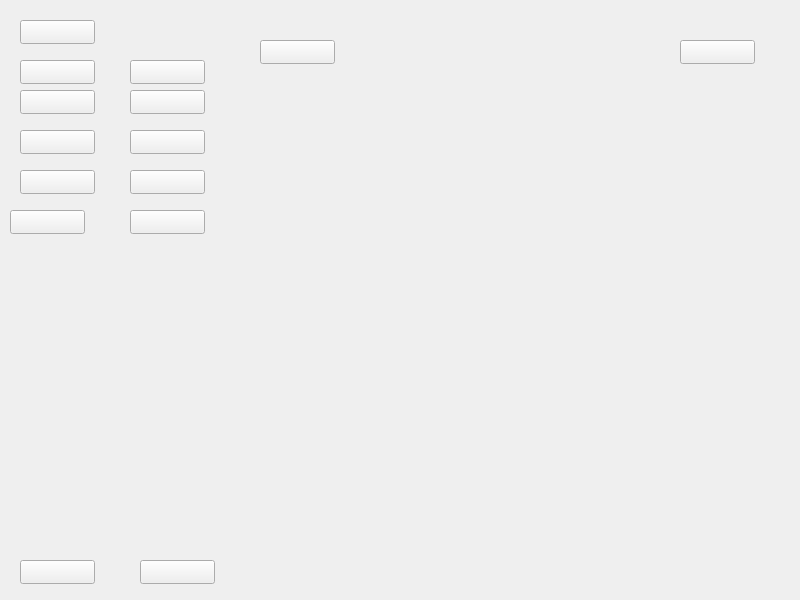
sarscheps/Project---UI-Communications, file User Interface/sidebar_v2.ui: the form before one commit.
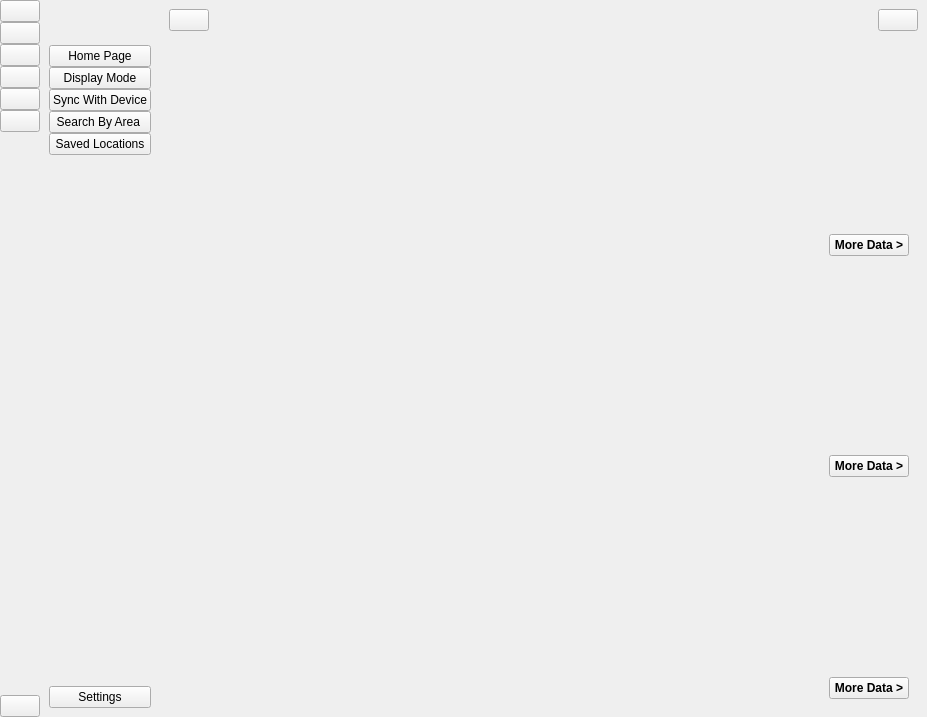
The form after the commit. Icons and pictures are not drawn.

Commit message: finished sidebar. started on home page. added files for styling. Main file where functionality will be implemented

Patch:
```diff
--- a/User Interface/sidebar_v2.ui
+++ b/User Interface/sidebar_v2.ui
@@ -6,249 +6,620 @@
    <rect>
     <x>0</x>
     <y>0</y>
-    <width>800</width>
-    <height>600</height>
+    <width>927</width>
+    <height>717</height>
    </rect>
   </property>
   <property name="windowTitle">
    <string>MainWindow</string>
   </property>
   <widget class="QWidget" name="centralwidget">
-   <widget class="QWidget" name="widget" native="true">
-    <property name="geometry">
-     <rect>
-      <x>10</x>
-      <y>10</y>
-      <width>91</width>
-      <height>581</height>
-     </rect>
+   <layout class="QGridLayout" name="gridLayout">
+    <property name="leftMargin">
+     <number>0</number>
     </property>
-    <widget class="QPushButton" name="pushButton">
-     <property name="geometry">
-      <rect>
-       <x>10</x>
-       <y>10</y>
-       <width>75</width>
-       <height>24</height>
-      </rect>
-     </property>
-     <property name="text">
-      <string/>
-     </property>
-    </widget>
-    <widget class="QPushButton" name="pushButton_2">
-     <property name="geometry">
-      <rect>
-       <x>10</x>
-       <y>50</y>
-       <width>75</width>
-       <height>24</height>
-      </rect>
-     </property>
-     <property name="text">
-      <string/>
-     </property>
-    </widget>
-    <widget class="QPushButton" name="pushButton_3">
-     <property name="geometry">
-      <rect>
-       <x>10</x>
-       <y>80</y>
-       <width>75</width>
-       <height>24</height>
-      </rect>
-     </property>
-     <property name="text">
-      <string/>
-     </property>
-    </widget>
-    <widget class="QPushButton" name="pushButton_4">
-     <property name="geometry">
-      <rect>
-       <x>10</x>
-       <y>120</y>
-       <width>75</width>
-       <height>24</height>
-      </rect>
-     </property>
-     <property name="text">
-      <string/>
-     </property>
-    </widget>
-    <widget class="QPushButton" name="pushButton_5">
-     <property name="geometry">
-      <rect>
-       <x>10</x>
-       <y>160</y>
-       <width>75</width>
-       <height>24</height>
-      </rect>
-     </property>
-     <property name="text">
-      <string/>
-     </property>
-    </widget>
-    <widget class="QPushButton" name="pushButton_6">
-     <property name="geometry">
-      <rect>
-       <x>0</x>
-       <y>200</y>
-       <width>75</width>
-       <height>24</height>
-      </rect>
-     </property>
-     <property name="text">
-      <string/>
-     </property>
-    </widget>
-    <widget class="QPushButton" name="pushButton_7">
-     <property name="geometry">
-      <rect>
-       <x>10</x>
-       <y>550</y>
-       <width>75</width>
-       <height>24</height>
-      </rect>
-     </property>
-     <property name="text">
-      <string/>
-     </property>
-    </widget>
-   </widget>
-   <widget class="QWidget" name="widget_2" native="true">
-    <property name="geometry">
-     <rect>
-      <x>120</x>
-      <y>10</y>
-      <width>101</width>
-      <height>581</height>
-     </rect>
+    <property name="topMargin">
+     <number>0</number>
     </property>
-    <widget class="QPushButton" name="pushButton_8">
-     <property name="geometry">
-      <rect>
-       <x>10</x>
-       <y>50</y>
-       <width>75</width>
-       <height>24</height>
-      </rect>
-     </property>
-     <property name="text">
-      <string/>
-     </property>
-    </widget>
-    <widget class="QPushButton" name="pushButton_9">
-     <property name="geometry">
-      <rect>
-       <x>10</x>
-       <y>80</y>
-       <width>75</width>
-       <height>24</height>
-      </rect>
-     </property>
-     <property name="text">
-      <string/>
-     </property>
-    </widget>
-    <widget class="QPushButton" name="pushButton_10">
-     <property name="geometry">
-      <rect>
-       <x>10</x>
-       <y>120</y>
-       <width>75</width>
-       <height>24</height>
-      </rect>
-     </property>
-     <property name="text">
-      <string/>
-     </property>
-    </widget>
-    <widget class="QPushButton" name="pushButton_11">
-     <property name="geometry">
-      <rect>
-       <x>10</x>
-       <y>160</y>
-       <width>75</width>
-       <height>24</height>
-      </rect>
-     </property>
-     <property name="text">
-      <string/>
-     </property>
-    </widget>
-    <widget class="QPushButton" name="pushButton_12">
-     <property name="geometry">
-      <rect>
-       <x>10</x>
-       <y>200</y>
-       <width>75</width>
-       <height>24</height>
-      </rect>
-     </property>
-     <property name="text">
-      <string/>
-     </property>
-    </widget>
-    <widget class="QPushButton" name="pushButton_13">
-     <property name="geometry">
-      <rect>
-       <x>20</x>
-       <y>550</y>
-       <width>75</width>
-       <height>24</height>
-      </rect>
-     </property>
-     <property name="text">
-      <string/>
-     </property>
-    </widget>
-   </widget>
-   <widget class="QWidget" name="widget_3" native="true">
-    <property name="geometry">
-     <rect>
-      <x>240</x>
-      <y>10</y>
-      <width>541</width>
-      <height>581</height>
-     </rect>
+    <property name="rightMargin">
+     <number>0</number>
     </property>
-    <widget class="QWidget" name="widget_4" native="true">
-     <property name="geometry">
-      <rect>
-       <x>10</x>
-       <y>10</y>
-       <width>521</width>
-       <height>81</height>
-      </rect>
-     </property>
-     <widget class="QPushButton" name="pushButton_14">
-      <property name="geometry">
-       <rect>
-        <x>10</x>
-        <y>20</y>
-        <width>75</width>
-        <height>24</height>
-       </rect>
-      </property>
-      <property name="text">
-       <string/>
-      </property>
+    <property name="bottomMargin">
+     <number>0</number>
+    </property>
+    <property name="spacing">
+     <number>0</number>
+    </property>
+    <item row="0" column="0">
+     <widget class="QWidget" name="sideBarIconWidget" native="true">
+      <layout class="QVBoxLayout" name="verticalLayout_4">
+       <property name="spacing">
+        <number>0</number>
+       </property>
+       <property name="leftMargin">
+        <number>0</number>
+       </property>
+       <property name="topMargin">
+        <number>0</number>
+       </property>
+       <property name="rightMargin">
+        <number>0</number>
+       </property>
+       <property name="bottomMargin">
+        <number>0</number>
+       </property>
+       <item>
+        <widget class="QPushButton" name="exitBtn">
+         <property name="text">
+          <string/>
+         </property>
+         <property name="icon">
+          <iconset resource="resource.qrc">
+           <normaloff>:/icons/icons/exit_logo.png</normaloff>:/icons/icons/exit_logo.png</iconset>
+         </property>
+         <property name="iconSize">
+          <size>
+           <width>20</width>
+           <height>20</height>
+          </size>
+         </property>
+        </widget>
+       </item>
+       <item>
+        <layout class="QVBoxLayout" name="verticalLayout_3">
+         <property name="spacing">
+          <number>0</number>
+         </property>
+         <item>
+          <widget class="QPushButton" name="homePageIconBtn">
+           <property name="text">
+            <string/>
+           </property>
+           <property name="icon">
+            <iconset resource="resource.qrc">
+             <normaloff>:/icons/icons/homePage_logo.png</normaloff>:/icons/icons/homePage_logo.png</iconset>
+           </property>
+           <property name="iconSize">
+            <size>
+             <width>20</width>
+             <height>20</height>
+            </size>
+           </property>
+           <property name="checkable">
+            <bool>true</bool>
+           </property>
+           <property name="autoExclusive">
+            <bool>true</bool>
+           </property>
+          </widget>
+         </item>
+         <item>
+          <widget class="QPushButton" name="displayModeIconBtn">
+           <property name="text">
+            <string/>
+           </property>
+           <property name="icon">
+            <iconset resource="resource.qrc">
+             <normaloff>:/icons/icons/displayMode_logo.png</normaloff>:/icons/icons/displayMode_logo.png</iconset>
+           </property>
+           <property name="iconSize">
+            <size>
+             <width>20</width>
+             <height>20</height>
+            </size>
+           </property>
+           <property name="checkable">
+            <bool>true</bool>
+           </property>
+           <property name="autoExclusive">
+            <bool>true</bool>
+           </property>
+          </widget>
+         </item>
+         <item>
+          <widget class="QPushButton" name="syncWithDeviceIconBtn">
+           <property name="text">
+            <string/>
+           </property>
+           <property name="icon">
+            <iconset resource="resource.qrc">
+             <normaloff>:/icons/icons/syncWithDevice_logo.png</normaloff>:/icons/icons/syncWithDevice_logo.png</iconset>
+           </property>
+           <property name="iconSize">
+            <size>
+             <width>20</width>
+             <height>20</height>
+            </size>
+           </property>
+           <property name="checkable">
+            <bool>true</bool>
+           </property>
+           <property name="autoExclusive">
+            <bool>true</bool>
+           </property>
+          </widget>
+         </item>
+         <item>
+          <widget class="QPushButton" name="searchByAreaIconBtn">
+           <property name="text">
+            <string/>
+           </property>
+           <property name="icon">
+            <iconset resource="resource.qrc">
+             <normaloff>:/icons/icons/searchByArea_logo.png</normaloff>:/icons/icons/searchByArea_logo.png</iconset>
+           </property>
+           <property name="iconSize">
+            <size>
+             <width>20</width>
+             <height>20</height>
+            </size>
+           </property>
+           <property name="checkable">
+            <bool>true</bool>
+           </property>
+           <property name="autoExclusive">
+            <bool>true</bool>
+           </property>
+          </widget>
+         </item>
+         <item>
+          <widget class="QPushButton" name="savedLocationsIconBtn">
+           <property name="text">
+            <string/>
+           </property>
+           <property name="icon">
+            <iconset resource="resource.qrc">
+             <normaloff>:/icons/icons/savedLocations_logo.png</normaloff>:/icons/icons/savedLocations_logo.png</iconset>
+           </property>
+           <property name="iconSize">
+            <size>
+             <width>20</width>
+             <height>20</height>
+            </size>
+           </property>
+           <property name="checkable">
+            <bool>true</bool>
+           </property>
+           <property name="autoExclusive">
+            <bool>true</bool>
+           </property>
+          </widget>
+         </item>
+        </layout>
+       </item>
+       <item>
+        <spacer name="verticalSpacer">
+         <property name="orientation">
+          <enum>Qt::Vertical</enum>
+         </property>
+         <property name="sizeHint" stdset="0">
+          <size>
+           <width>20</width>
+           <height>516</height>
+          </size>
+         </property>
+        </spacer>
+       </item>
+       <item>
+        <widget class="QPushButton" name="settingsIconBtn">
+         <property name="text">
+          <string/>
+         </property>
+         <property name="icon">
+          <iconset resource="resource.qrc">
+           <normaloff>:/icons/icons/settings_logo.png</normaloff>:/icons/icons/settings_logo.png</iconset>
+         </property>
+         <property name="iconSize">
+          <size>
+           <width>20</width>
+           <height>20</height>
+          </size>
+         </property>
+         <property name="checkable">
+          <bool>true</bool>
+         </property>
+         <property name="autoExclusive">
+          <bool>true</bool>
+         </property>
+        </widget>
+       </item>
+      </layout>
      </widget>
-     <widget class="QPushButton" name="pushButton_15">
-      <property name="geometry">
-       <rect>
-        <x>430</x>
-        <y>20</y>
-        <width>75</width>
-        <height>24</height>
-       </rect>
-      </property>
-      <property name="text">
-       <string/>
-      </property>
+    </item>
+    <item row="0" column="1">
+     <widget class="QWidget" name="sideBarBtnWidget" native="true">
+      <layout class="QVBoxLayout" name="verticalLayout_2">
+       <item>
+        <spacer name="verticalSpacer_3">
+         <property name="orientation">
+          <enum>Qt::Vertical</enum>
+         </property>
+         <property name="sizeType">
+          <enum>QSizePolicy::Fixed</enum>
+         </property>
+         <property name="sizeHint" stdset="0">
+          <size>
+           <width>20</width>
+           <height>36</height>
+          </size>
+         </property>
+        </spacer>
+       </item>
+       <item>
+        <layout class="QVBoxLayout" name="verticalLayout">
+         <property name="spacing">
+          <number>0</number>
+         </property>
+         <item>
+          <widget class="QPushButton" name="homePageBtn">
+           <property name="text">
+            <string>Home Page</string>
+           </property>
+           <property name="icon">
+            <iconset resource="resource.qrc">
+             <normaloff>:/icons/icons/homePage_logo.png</normaloff>:/icons/icons/homePage_logo.png</iconset>
+           </property>
+           <property name="checkable">
+            <bool>true</bool>
+           </property>
+           <property name="autoExclusive">
+            <bool>true</bool>
+           </property>
+          </widget>
+         </item>
+         <item>
+          <widget class="QPushButton" name="displayModeBtn">
+           <property name="text">
+            <string>Display Mode</string>
+           </property>
+           <property name="icon">
+            <iconset resource="resource.qrc">
+             <normaloff>:/icons/icons/displayMode_logo.png</normaloff>:/icons/icons/displayMode_logo.png</iconset>
+           </property>
+           <property name="checkable">
+            <bool>true</bool>
+           </property>
+           <property name="autoExclusive">
+            <bool>true</bool>
+           </property>
+          </widget>
+         </item>
+         <item>
+          <widget class="QPushButton" name="syncWithDeviceBtn">
+           <property name="text">
+            <string>Sync With Device</string>
+           </property>
+           <property name="icon">
+            <iconset resource="resource.qrc">
+             <normaloff>:/icons/icons/syncWithDevice_logo.png</normaloff>:/icons/icons/syncWithDevice_logo.png</iconset>
+           </property>
+           <property name="checkable">
+            <bool>true</bool>
+           </property>
+           <property name="autoExclusive">
+            <bool>true</bool>
+           </property>
+          </widget>
+         </item>
+         <item>
+          <widget class="QPushButton" name="searchByAreaBtn">
+           <property name="text">
+            <string>Search By Area </string>
+           </property>
+           <property name="icon">
+            <iconset resource="resource.qrc">
+             <normaloff>:/icons/icons/searchByArea_logo.png</normaloff>:/icons/icons/searchByArea_logo.png</iconset>
+           </property>
+           <property name="checkable">
+            <bool>true</bool>
+           </property>
+           <property name="autoExclusive">
+            <bool>true</bool>
+           </property>
+          </widget>
+         </item>
+         <item>
+          <widget class="QPushButton" name="savedLocationsBtn">
+           <property name="text">
+            <string>Saved Locations</string>
+           </property>
+           <property name="icon">
+            <iconset resource="resource.qrc">
+             <normaloff>:/icons/icons/savedLocations_logo.png</normaloff>:/icons/icons/savedLocations_logo.png</iconset>
+           </property>
+           <property name="checkable">
+            <bool>true</bool>
+           </property>
+           <property name="autoExclusive">
+            <bool>true</bool>
+           </property>
+          </widget>
+         </item>
+        </layout>
+       </item>
+       <item>
+        <spacer name="verticalSpacer_2">
+         <property name="orientation">
+          <enum>Qt::Vertical</enum>
+         </property>
+         <property name="sizeHint" stdset="0">
+          <size>
+           <width>20</width>
+           <height>496</height>
+          </size>
+         </property>
+        </spacer>
+       </item>
+       <item>
+        <widget class="QPushButton" name="settingsBtn">
+         <property name="text">
+          <string>Settings</string>
+         </property>
+         <property name="checkable">
+          <bool>true</bool>
+         </property>
+         <property name="autoExclusive">
+          <bool>true</bool>
+         </property>
+        </widget>
+       </item>
+      </layout>
      </widget>
-    </widget>
-   </widget>
+    </item>
+    <item row="0" column="2">
+     <widget class="QWidget" name="mainPageWidget" native="true">
+      <layout class="QVBoxLayout" name="verticalLayout_5">
+       <property name="spacing">
+        <number>0</number>
+       </property>
+       <property name="leftMargin">
+        <number>0</number>
+       </property>
+       <property name="topMargin">
+        <number>0</number>
+       </property>
+       <property name="rightMargin">
+        <number>0</number>
+       </property>
+       <property name="bottomMargin">
+        <number>0</number>
+       </property>
+       <item>
+        <widget class="QWidget" name="topBarWidget" native="true">
+         <property name="minimumSize">
+          <size>
+           <width>0</width>
+           <height>0</height>
+          </size>
+         </property>
+         <layout class="QHBoxLayout" name="horizontalLayout_2">
+          <item>
+           <layout class="QHBoxLayout" name="horizontalLayout">
+            <property name="spacing">
+             <number>0</number>
+            </property>
+            <item>
+             <widget class="QPushButton" name="sideBarBtn">
+              <property name="text">
+               <string/>
+              </property>
+              <property name="icon">
+               <iconset resource="resource.qrc">
+                <normaloff>:/icons/icons/sideBar_logo.png</normaloff>:/icons/icons/sideBar_logo.png</iconset>
+              </property>
+              <property name="checkable">
+               <bool>true</bool>
+              </property>
+             </widget>
+            </item>
+            <item>
+             <spacer name="horizontalSpacer">
+              <property name="orientation">
+               <enum>Qt::Horizontal</enum>
+              </property>
+              <property name="sizeHint" stdset="0">
+               <size>
+                <width>40</width>
+                <height>20</height>
+               </size>
+              </property>
+             </spacer>
+            </item>
+            <item>
+             <widget class="QPushButton" name="profileBtn">
+              <property name="text">
+               <string/>
+              </property>
+              <property name="icon">
+               <iconset resource="resource.qrc">
+                <normaloff>:/icons/icons/profileImage_logo.png</normaloff>:/icons/icons/profileImage_logo.png</iconset>
+              </property>
+             </widget>
+            </item>
+           </layout>
+          </item>
+         </layout>
+        </widget>
+       </item>
+       <item>
+        <widget class="QStackedWidget" name="pagesWidget">
+         <property name="enabled">
+          <bool>true</bool>
+         </property>
+         <property name="currentIndex">
+          <number>2</number>
+         </property>
+         <widget class="QWidget" name="displayModePage"/>
+         <widget class="QWidget" name="homePage"/>
+         <widget class="QWidget" name="profilePage">
+          <layout class="QVBoxLayout" name="verticalLayout_9">
+           <item>
+            <widget class="QWidget" name="widget" native="true">
+             <layout class="QHBoxLayout" name="horizontalLayout_4">
+              <item>
+               <layout class="QHBoxLayout" name="horizontalLayout_6">
+                <item>
+                 <spacer name="horizontalSpacer_2">
+                  <property name="orientation">
+                   <enum>Qt::Horizontal</enum>
+                  </property>
+                  <property name="sizeHint" stdset="0">
+                   <size>
+                    <width>40</width>
+                    <height>20</height>
+                   </size>
+                  </property>
+                 </spacer>
+                </item>
+                <item>
+                 <layout class="QVBoxLayout" name="verticalLayout_8">
+                  <item>
+                   <spacer name="verticalSpacer_4">
+                    <property name="orientation">
+                     <enum>Qt::Vertical</enum>
+                    </property>
+                    <property name="sizeHint" stdset="0">
+                     <size>
+                      <width>20</width>
+                      <height>40</height>
+                     </size>
+                    </property>
+                   </spacer>
+                  </item>
+                  <item>
+                   <widget class="QPushButton" name="pushButton">
+                    <property name="font">
+                     <font>
+                      <bold>true</bold>
+                     </font>
+                    </property>
+                    <property name="text">
+                     <string>More Data &gt;</string>
+                    </property>
+                   </widget>
+                  </item>
+                 </layout>
+                </item>
+               </layout>
+              </item>
+             </layout>
+            </widget>
+           </item>
+           <item>
+            <widget class="QWidget" name="widget_2" native="true">
+             <layout class="QHBoxLayout" name="horizontalLayout_7">
+              <item>
+               <layout class="QHBoxLayout" name="horizontalLayout_5">
+                <item>
+                 <spacer name="horizontalSpacer_3">
+                  <property name="orientation">
+                   <enum>Qt::Horizontal</enum>
+                  </property>
+                  <property name="sizeHint" stdset="0">
+                   <size>
+                    <width>40</width>
+                    <height>20</height>
+                   </size>
+                  </property>
+                 </spacer>
+                </item>
+                <item>
+                 <layout class="QVBoxLayout" name="verticalLayout_7">
+                  <item>
+                   <spacer name="verticalSpacer_5">
+                    <property name="orientation">
+                     <enum>Qt::Vertical</enum>
+                    </property>
+                    <property name="sizeHint" stdset="0">
+                     <size>
+                      <width>20</width>
+                      <height>40</height>
+                     </size>
+                    </property>
+                   </spacer>
+                  </item>
+                  <item>
+                   <widget class="QPushButton" name="pushButton_2">
+                    <property name="font">
+                     <font>
+                      <bold>true</bold>
+                     </font>
+                    </property>
+                    <property name="text">
+                     <string>More Data &gt;</string>
+                    </property>
+                   </widget>
+                  </item>
+                 </layout>
+                </item>
+               </layout>
+              </item>
+             </layout>
+            </widget>
+           </item>
+           <item>
+            <widget class="QWidget" name="widget_3" native="true">
+             <layout class="QHBoxLayout" name="horizontalLayout_8">
+              <item>
+               <layout class="QHBoxLayout" name="horizontalLayout_3">
+                <item>
+                 <spacer name="horizontalSpacer_4">
+                  <property name="orientation">
+                   <enum>Qt::Horizontal</enum>
+                  </property>
+                  <property name="sizeHint" stdset="0">
+                   <size>
+                    <width>40</width>
+                    <height>20</height>
+                   </size>
+                  </property>
+                 </spacer>
+                </item>
+                <item>
+                 <layout class="QVBoxLayout" name="verticalLayout_6">
+                  <item>
+                   <spacer name="verticalSpacer_6">
+                    <property name="orientation">
+                     <enum>Qt::Vertical</enum>
+                    </property>
+                    <property name="sizeHint" stdset="0">
+                     <size>
+                      <width>20</width>
+                      <height>40</height>
+                     </size>
+                    </property>
+                   </spacer>
+                  </item>
+                  <item>
+                   <widget class="QPushButton" name="pushButton_3">
+                    <property name="font">
+                     <font>
+                      <bold>true</bold>
+                     </font>
+                    </property>
+                    <property name="text">
+                     <string>More Data &gt;</string>
+                    </property>
+                   </widget>
+                  </item>
+                 </layout>
+                </item>
+               </layout>
+              </item>
+             </layout>
+            </widget>
+           </item>
+          </layout>
+         </widget>
+         <widget class="QWidget" name="savedLocationsPage"/>
+         <widget class="QWidget" name="syncWithDevicePage"/>
+         <widget class="QWidget" name="searchByAreaPage"/>
+        </widget>
+       </item>
+      </layout>
+     </widget>
+    </item>
+   </layout>
   </widget>
  </widget>
  <resources/>
```
Left out of the diff: 232 changed lines with no effect on the pictures. The commit also changes 4 other files.
